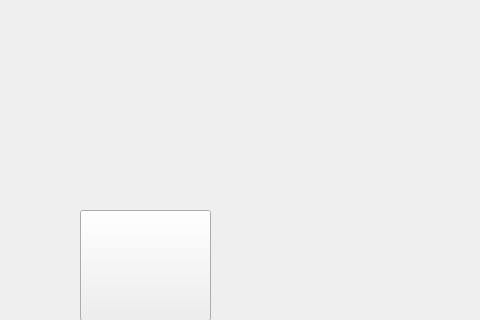
Above: mainwindow.ui from lucaspaupie/tp-poo-oca before the change; both pictures show x 0 to 480 and y 400 to 720 of the 1280 by 720 pixel window. Below: the same form after it.
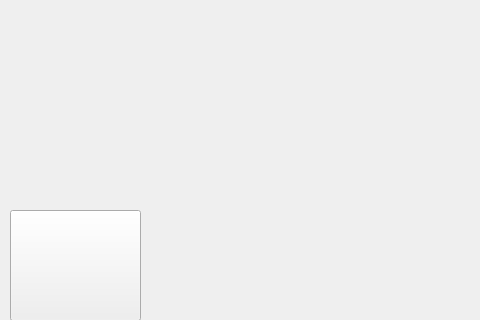
That is the form after the change. Icons and pictures are not drawn.

The edit to the form file:
```diff
--- a/mainwindow.ui
+++ b/mainwindow.ui
@@ -23,7 +23,7 @@
    <widget class="QStackedWidget" name="stackedWidget">
     <property name="geometry">
      <rect>
-      <x>-80</x>
+      <x>-150</x>
       <y>0</y>
       <width>1441</width>
       <height>721</height>
```
